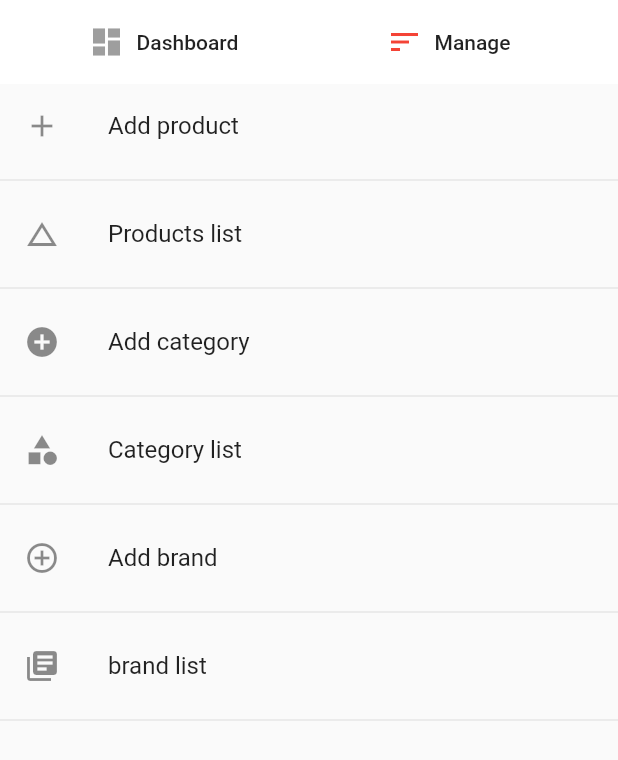
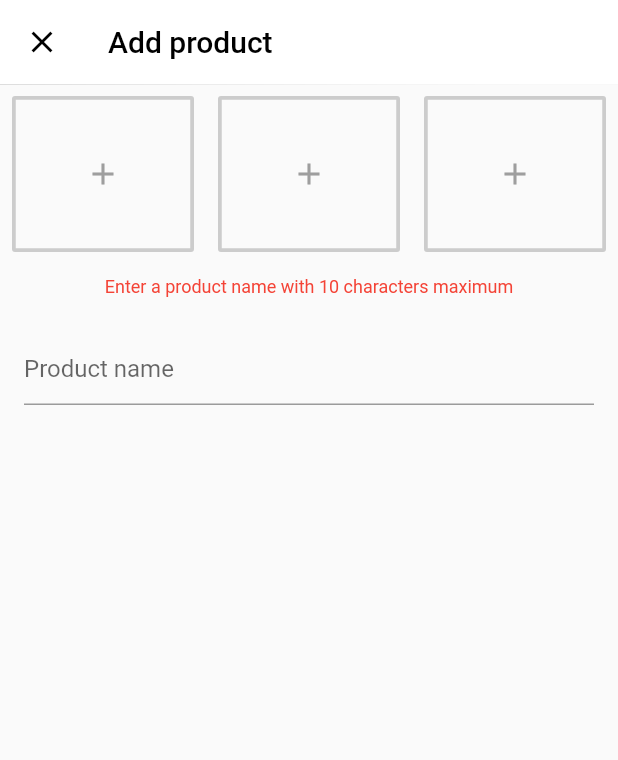
Before and after one commit to 8836/ecommerceAdmin, a Flutter app: the screen it shows after launch, after a tap on "Manage", after a tap on "Add product", on a phone screen of 412 x 824 dp. Shown: the top 760 px of the screen. Run offline on Flutter 3.47's test engine with Material 2 defaults, Android fonts, the phone set to English and light mode, and no system bars; our stand-ins replace cloud_firestore, fluttertoast; accounts and stored records are empty.

Commit message:
Add files via upload

```diff
--- a/lib/db/brand.dart
+++ b/lib/db/brand.dart
@@ -1,13 +1,21 @@
 import 'package:cloud_firestore/cloud_firestore.dart';
 import 'package:uuid/uuid.dart';
+import 'dart:convert';
 
 class BrandService{
   Firestore firestore = Firestore.instance;
+  String ref = 'brands';
 
   void createBrand(String name){
     var id = Uuid();
     String brandId = id.v1();
 
-    firestore.collection('brands').document(brandId).setData({'brand': name});
+    firestore.collection(ref).document(brandId).setData({'brand': name});
+  }
+
+  Future<List<DocumentSnapshot>>getBrands(){
+    return firestore.collection(ref).getDocuments().then((snaps){
+      return snaps.documents;
+    });
   }
 }
--- /dev/null
+++ b/lib/screens/add_product.dart
@@ -0,0 +1,132 @@
+import 'package:flutter/material.dart';
+import 'dart:convert';
+
+class AddProduct extends StatefulWidget {
+  @override
+  _AddProductState createState() => _AddProductState();
+}
+
+class _AddProductState extends State<AddProduct> {
+  Color white = Colors.white;
+  Color black = Colors.black;
+  Color grey = Colors.grey;
+  Color red = Colors.red;
+  GlobalKey<FormState> formKey = GlobalKey<FormState>();
+  TextEditingController productNameController = TextEditingController();
+
+  @override
+  Widget build(BuildContext context) {
+    return Scaffold(
+      appBar: AppBar(
+        elevation: 0.2,
+        backgroundColor: white,
+        leading: Icon(
+          Icons.close,
+          color: black,
+        ),
+        title: Text(
+          'Add product',
+          style: TextStyle(color: black),
+        ),
+      ),
+      body: Form(
+        key: formKey,
+        child: ListView(
+          children: <Widget>[
+            Row(
+              children: <Widget>[
+                Expanded(
+                  child: Padding(
+                    padding: const EdgeInsets.all(8.0),
+                    child: OutlineButton(
+                      borderSide: BorderSide(
+                        color: grey.withOpacity(0.5),
+                        width: 2.5,
+                      ),
+                      onPressed: () {},
+                      child: Padding(
+                        padding:
+                            const EdgeInsets.fromLTRB(16.0, 40.0, 16.0, 40.0),
+                        child: Icon(
+                          Icons.add,
+                          color: grey,
+                        ),
+                      ),
+                    ),
+                  ),
+                ),
+                Expanded(
+                  child: Padding(
+                    padding: const EdgeInsets.all(8.0),
+                    child: OutlineButton(
+                      borderSide: BorderSide(
+                        color: grey.withOpacity(0.5),
+                        width: 2.5,
+                      ),
+                      onPressed: () {},
+                      child: Padding(
+                        padding:
+                            const EdgeInsets.fromLTRB(16.0, 40.0, 16.0, 40.0),
+                        child: Icon(
+                          Icons.add,
+                          color: grey,
+                        ),
+                      ),
+                    ),
+                  ),
+                ),
+                Expanded(
+                  child: Padding(
+                    padding: const EdgeInsets.all(8.0),
+                    child: OutlineButton(
+                      borderSide: BorderSide(
+                        color: grey.withOpacity(0.5),
+                        width: 2.5,
+                      ),
+                      onPressed: () {},
+                      child: Padding(
+                        padding:
+                            const EdgeInsets.fromLTRB(16.0, 40.0, 16.0, 40.0),
+                        child: Icon(
+                          Icons.add,
+                          color: grey,
+                        ),
+                      ),
+                    ),
+                  ),
+                ),
+              ],
+            ),
+            Padding(
+              padding: const EdgeInsets.all(8.0),
+              child: Text(
+                'Enter a product name with 10 characters maximum',
+                textAlign: TextAlign.center,
+                style: TextStyle(
+                  color: red,
+                  fontSize: 12,
+                ),
+              ),
+            ),
+            Padding(
+              padding: const EdgeInsets.all(16.0),
+              child: TextFormField(
+                controller: productNameController,
+                decoration: InputDecoration(
+                  hintText: 'Product name',
+                ),
+                validator: (value) {
+                  if (value.isEmpty) {
+                    return 'You must enter the product name';
+                  } else if (value.length > 10) {
+                    return 'Product name can\'t have more than 1o letters';
+                  }
+                },
+              ),
+            ),
+          ],
+        ),
+      ),
+    );
+  }
+}
--- a/lib/screens/admin.dart
+++ b/lib/screens/admin.dart
@@ -1,3 +1,4 @@
+import 'package:ecommerce_admin_app/screens/add_product.dart';
 import 'package:flutter/material.dart';
 import 'package:fluttertoast/fluttertoast.dart';
 import '../db/category.dart';
@@ -20,8 +21,6 @@ class _AdminState extends State<Admin> {
   GlobalKey<FormState> _brandFormKey = GlobalKey();
   BrandService _brandService = BrandService();
   CategoryService _categoryService = CategoryService();
-
-
 
   @override
   Widget build(BuildContext context) {
@@ -192,7 +191,10 @@ class _AdminState extends State<Admin> {
             ListTile(
               leading: Icon(Icons.add),
               title: Text("Add product"),
-              onTap: () {},
+              onTap: () {
+                Navigator.push(
+                    context, MaterialPageRoute(builder: (_) => AddProduct()));
+              },
             ),
             Divider(),
             ListTile(
@@ -243,28 +245,29 @@ class _AdminState extends State<Admin> {
         key: _categoryFormKey,
         child: TextFormField(
           controller: categoryController,
-          validator: (value){
-            if(value.isEmpty){
+          validator: (value) {
+            if (value.isEmpty) {
               return 'category cannot be empty';
             }
           },
-          decoration: InputDecoration(
-              hintText: "add category"
-          ),
+          decoration: InputDecoration(hintText: "add category"),
         ),
       ),
       actions: <Widget>[
-        FlatButton(onPressed: (){
-          if(categoryController.text != null){
+        FlatButton(
+            onPressed: () {
+              if (categoryController.text != null) {
                 _categoryService.createCategory(categoryController.text);
               }
               Fluttertoast.showToast(msg: 'category created');
               Navigator.pop(context);
-        }, child: Text('ADD')),
-        FlatButton(onPressed: (){
+            },
+            child: Text('ADD')),
+        FlatButton(
+            onPressed: () {
               Navigator.pop(context);
-        }, child: Text('CANCEL')),
-
+            },
+            child: Text('CANCEL')),
       ],
     );
 
@@ -277,28 +280,29 @@ class _AdminState extends State<Admin> {
         key: _brandFormKey,
         child: TextFormField(
           controller: brandController,
-          validator: (value){
-            if(value.isEmpty){
+          validator: (value) {
+            if (value.isEmpty) {
               return 'brand cannot be empty';
             }
           },
-          decoration: InputDecoration(
-              hintText: "add brand"
-          ),
+          decoration: InputDecoration(hintText: "add brand"),
         ),
       ),
       actions: <Widget>[
-        FlatButton(onPressed: (){
-          if(brandController.text != null){
+        FlatButton(
+            onPressed: () {
+              if (brandController.text != null) {
                 _brandService.createBrand(brandController.text);
               }
               Fluttertoast.showToast(msg: 'brand added');
               Navigator.pop(context);
-        }, child: Text('ADD')),
-        FlatButton(onPressed: (){
+            },
+            child: Text('ADD')),
+        FlatButton(
+            onPressed: () {
               Navigator.pop(context);
-        }, child: Text('CANCEL')),
-
+            },
+            child: Text('CANCEL')),
       ],
     );
 
--- /dev/null
+++ b/lib/utils/colors_util.dart
@@ -0,0 +1,3 @@
+class ColorsUtil{
+
+}
```
Lines whose indentation alone changed are shown as unchanged.
